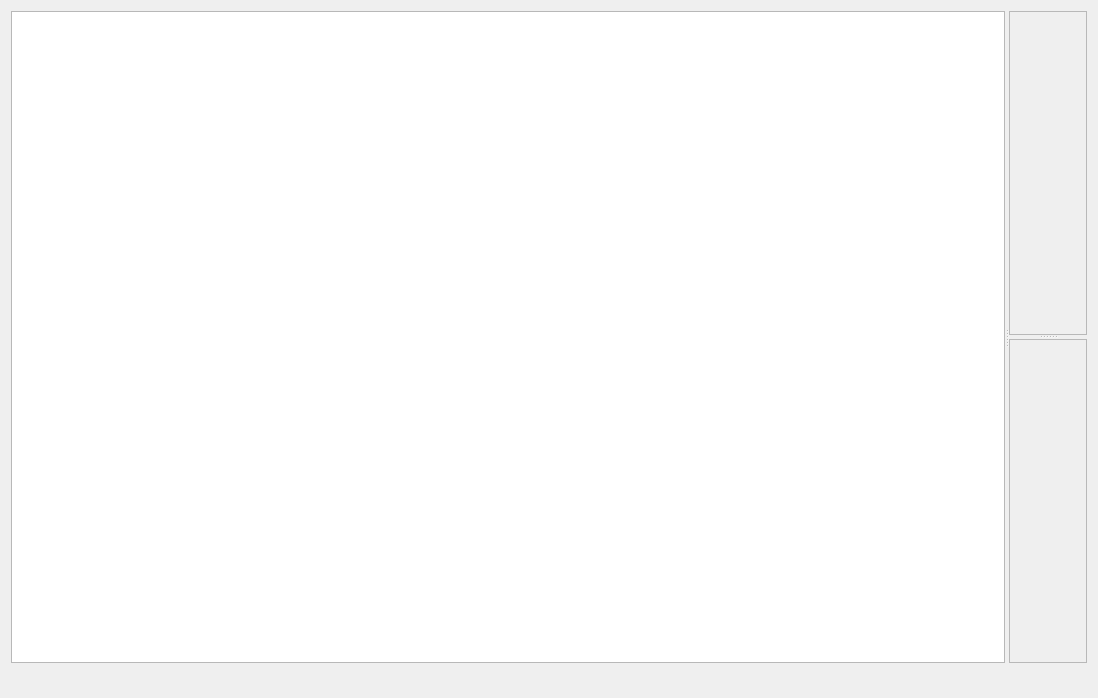
Before: the Qt Designer form view/ui/new_project_view.ui in csplink/csp, drawn with Qt 5.
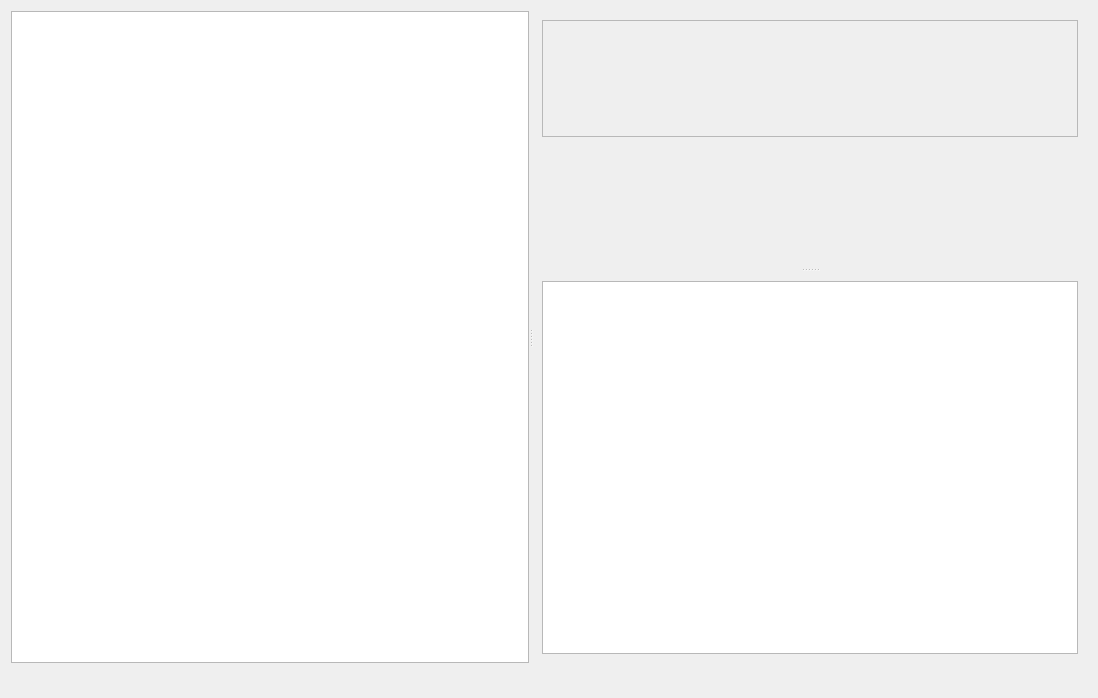
After: the same form once the commit is applied. Custom widgets are drawn as their Qt base class.

Diff of the .ui file:
```diff
--- a/view/ui/new_project_view.ui
+++ b/view/ui/new_project_view.ui
@@ -15,7 +15,7 @@
   </property>
   <layout class="QVBoxLayout" name="verticalLayout">
    <item>
-    <widget class="QSplitter" name="splitter_2">
+    <widget class="QSplitter" name="mainSplitter">
      <property name="orientation">
       <enum>Qt::Horizontal</enum>
      </property>
@@ -24,23 +24,58 @@
       <property name="orientation">
        <enum>Qt::Vertical</enum>
       </property>
-      <widget class="SimpleCardWidget" name="socInfoCard">
+      <widget class="QFrame" name="socInfoCard">
        <property name="frameShape">
-        <enum>QFrame::StyledPanel</enum>
+        <enum>QFrame::NoFrame</enum>
        </property>
        <property name="frameShadow">
         <enum>QFrame::Raised</enum>
        </property>
-       <layout class="QVBoxLayout" name="socInfoCardVerticalLayout"/>
+       <layout class="QVBoxLayout" name="socInfoCardVerticalLayout">
+        <property name="leftMargin">
+         <number>9</number>
+        </property>
+        <property name="topMargin">
+         <number>9</number>
+        </property>
+        <property name="rightMargin">
+         <number>9</number>
+        </property>
+        <property name="bottomMargin">
+         <number>9</number>
+        </property>
+        <item>
+         <widget class="TabBar" name="tabBar"/>
+        </item>
+        <item>
+         <widget class="QStackedWidget" name="stackedWidget"/>
+        </item>
+       </layout>
       </widget>
-      <widget class="SimpleCardWidget" name="socTableCard">
+      <widget class="QFrame" name="socTableCard">
        <property name="frameShape">
-        <enum>QFrame::StyledPanel</enum>
+        <enum>QFrame::NoFrame</enum>
        </property>
        <property name="frameShadow">
         <enum>QFrame::Raised</enum>
        </property>
-       <layout class="QVBoxLayout" name="socTableCardVerticalLayout"/>
+       <layout class="QVBoxLayout" name="socTableCardVerticalLayout">
+        <property name="leftMargin">
+         <number>9</number>
+        </property>
+        <property name="topMargin">
+         <number>9</number>
+        </property>
+        <property name="rightMargin">
+         <number>9</number>
+        </property>
+        <property name="bottomMargin">
+         <number>9</number>
+        </property>
+        <item>
+         <widget class="TableView" name="tableView"/>
+        </item>
+       </layout>
       </widget>
      </widget>
     </widget>
@@ -84,8 +119,13 @@
    <header>qfluentwidgets</header>
   </customwidget>
   <customwidget>
-   <class>SimpleCardWidget</class>
-   <extends>QFrame</extends>
+   <class>TableView</class>
+   <extends>QTableView</extends>
+   <header>qfluentwidgets</header>
+  </customwidget>
+  <customwidget>
+   <class>TabBar</class>
+   <extends>QScrollArea</extends>
    <header>qfluentwidgets</header>
    <container>1</container>
   </customwidget>
```
